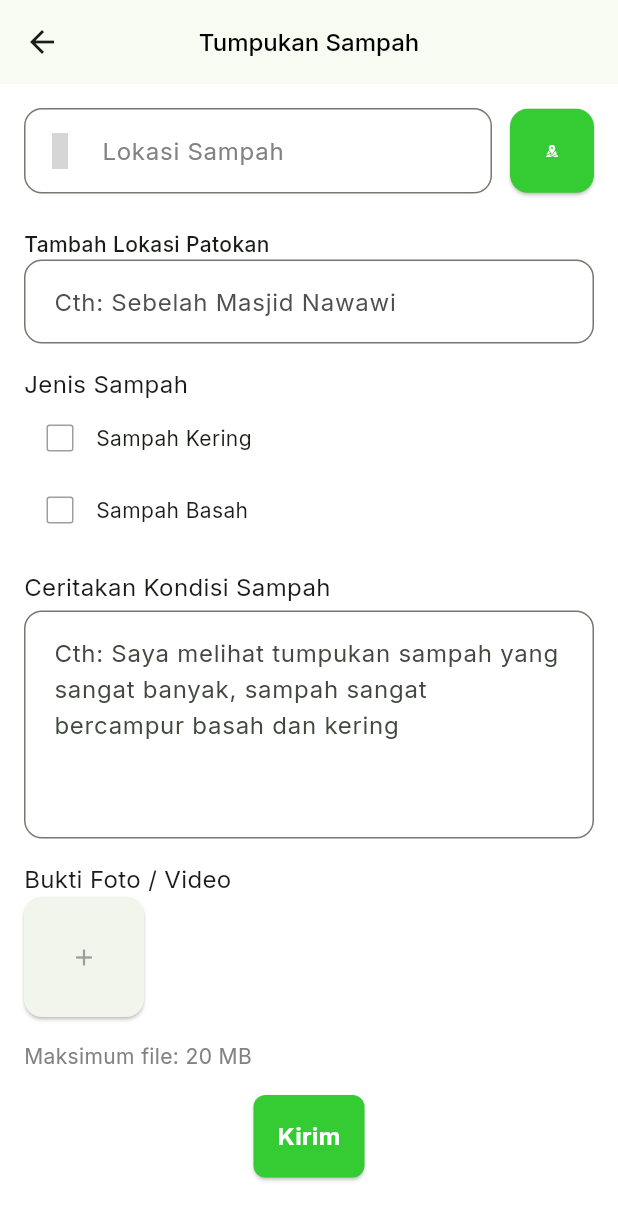
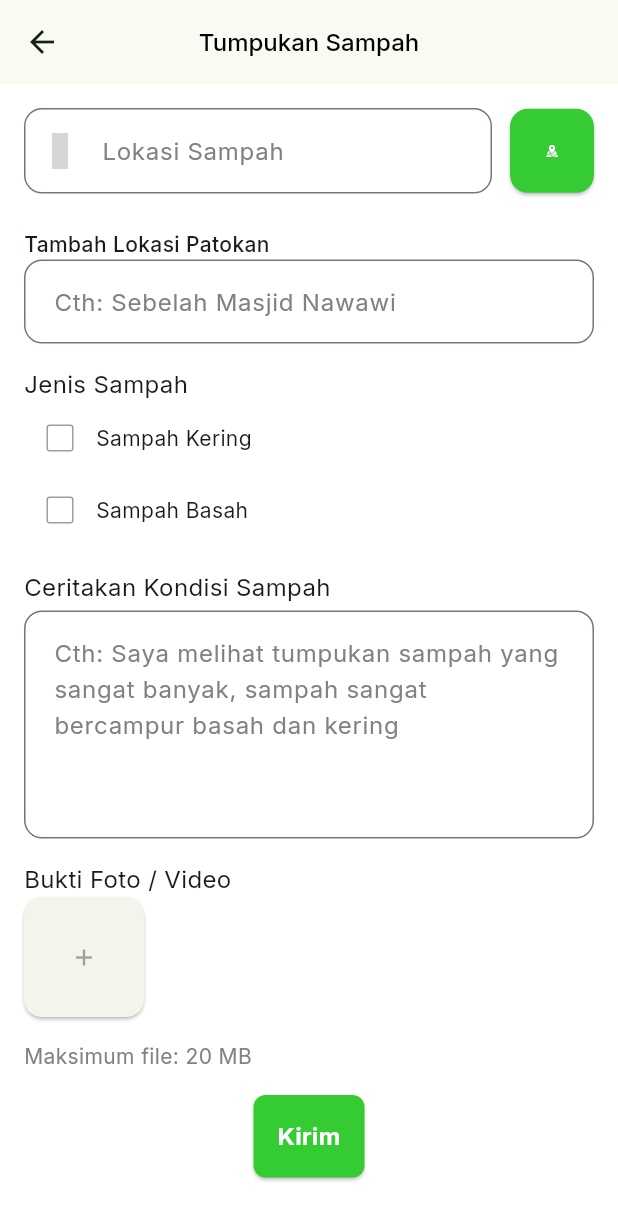
Before and after one commit to RecyThing/RecyThing-Mobile, a Flutter app: the ReportRubbishScreen screen opened by its route, on a phone screen of 412 x 824 dp. Shown: the top 1220 px of the screen. Run offline on Flutter 3.47's test engine with Material 2 defaults, Android fonts, the light colour scheme and no system bars; our stand-ins replace carousel_slider, dots_indicator, easy_stepper, flutter_svg, geocoding, geolocator and 6 more; missing offline and left inert: avatar_stack, dashed_line; project files that could hold a hidden picture were left out; grey boxes are pictures that could not be loaded.

Commit message:
Update report_rubbish_screen.dart

```diff
--- a/recything_mobile/lib/screens/report/report_rubbish_screen.dart
+++ b/recything_mobile/lib/screens/report/report_rubbish_screen.dart
@@ -5,9 +5,9 @@ import 'package:iconly/iconly.dart';
 import 'package:image_picker/image_picker.dart';
 import 'package:recything_mobile/constants/pallete.dart';
 import 'package:recything_mobile/screens/report/report_rubbish_maps_screen.dart';
+import 'package:recything_mobile/screens/report/widget/text_field_report.dart';
 import 'package:recything_mobile/widgets/forms/main_button.dart';
 import 'package:recything_mobile/widgets/forms/main_textfield.dart';
-import 'package:recything_mobile/widgets/forms/text_field_without_icon.dart';
 
 class ReportRubbishScreen extends StatefulWidget {
   const ReportRubbishScreen({super.key});
@@ -27,6 +27,7 @@ class _ReportRubbishScreenState extends State<ReportRubbishScreen> {
     final pickedImages =
         await imagePicker.pickMultiImage(); //mengambil gambar dari galeri
 
+    // menampilkan gambarnya
     if (pickedImages != null) {
       setState(() {
         selectedImages = pickedImages;
@@ -69,7 +70,8 @@ class _ReportRubbishScreenState extends State<ReportRubbishScreen> {
                           Navigator.push(
                             context,
                             MaterialPageRoute(
-                              builder: (context) => ReportRubbishMapsScreen(),
+                              builder: (context) =>
+                                  const ReportRubbishMapsScreen(),
                             ),
                           );
                         },
@@ -78,7 +80,6 @@ class _ReportRubbishScreenState extends State<ReportRubbishScreen> {
                             shape: RoundedRectangleBorder(
                               borderRadius: BorderRadius.circular(12),
                             )),
-                        // child: Icon(IconlyBold.location),
                         child: Image.asset(
                           'assets/images/location_map.png',
                           width: 24,
@@ -98,7 +99,7 @@ class _ReportRubbishScreenState extends State<ReportRubbishScreen> {
                       fontSize: ThemeFont.bodySmall.fontSize,
                       fontWeight: FontWeight.w500),
                 ),
-                const TextFieldWithoutIcon(label: 'Cth: Sebelah Masjid Nawawi'),
+                const TextFieldReport(hinttext: 'Cth: Sebelah Masjid Nawawi'),
                 const SizedBox(
                   height: 16,
                 ),
@@ -153,21 +154,10 @@ class _ReportRubbishScreenState extends State<ReportRubbishScreen> {
                 const SizedBox(
                   height: 4,
                 ),
-                const TextField(
-                  maxLines: 5,
-                  decoration: InputDecoration(
-                    border: OutlineInputBorder(
-                      borderRadius: BorderRadius.all(
-                        Radius.circular(12),
-                      ),
-                    ),
-                    hintText:
-                        'Cth: Saya melihat tumpukan sampah yang sangat banyak, sampah sangat bercampur basah dan kering',
-                    focusColor: Pallete.dark1,
-                    labelStyle: TextStyle(color: Pallete.dark2),
-                    contentPadding: EdgeInsets.all(16),
-                  ),
-                ),
+                const TextFieldReport(
+                    maxLines: 5,
+                    hinttext:
+                        'Cth: Saya melihat tumpukan sampah yang sangat banyak, sampah sangat bercampur basah dan kering'),
                 const SizedBox(
                   height: 16,
                 ),
```
